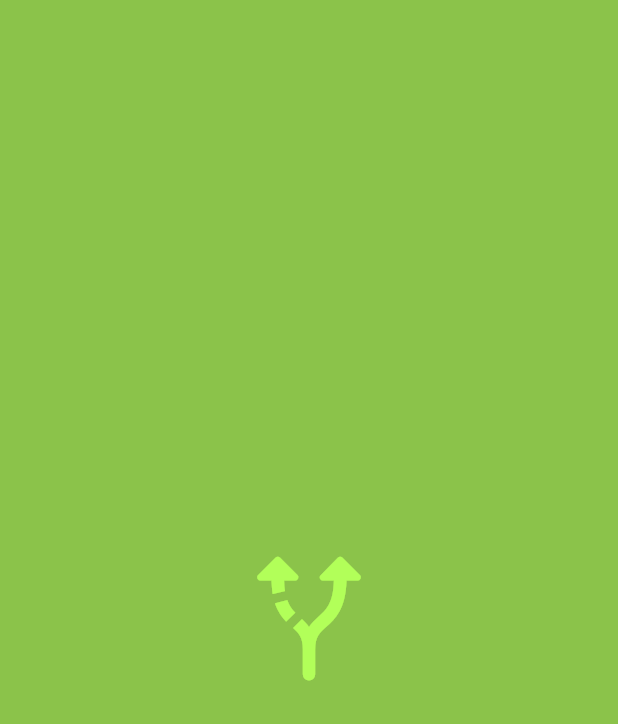
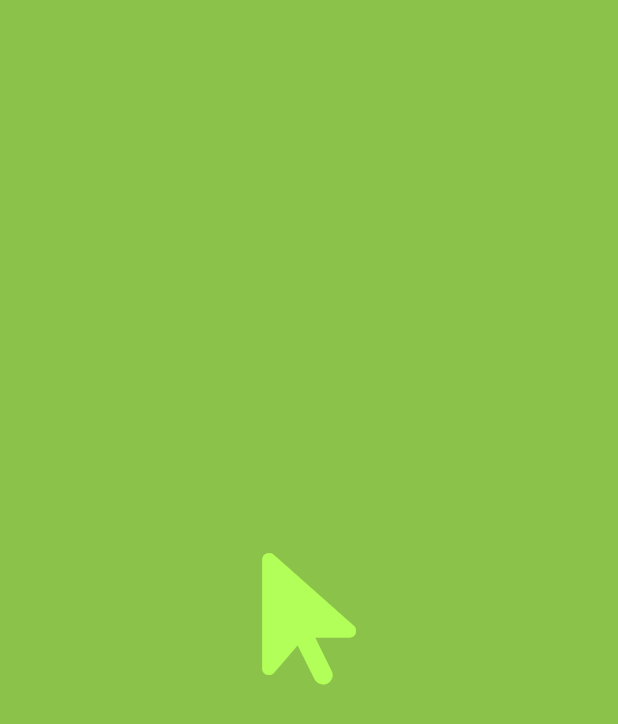
Before and after one commit to ankitojha07/daily_flutter_challenge, a Flutter app: the screen it shows after launch, on a phone screen of 412 x 824 dp. Shown: the top 724 px of the screen. Run offline on Flutter 3.47's test engine with Material 2 defaults, Android fonts, the phone set to English and light mode, and no system bars; our stand-ins replace font_awesome_flutter.

Commit message:
font awesome icons added

```diff
--- a/lib/Screens/Iconspage.dart
+++ b/lib/Screens/Iconspage.dart
@@ -1,4 +1,5 @@
 import 'package:flutter/material.dart';
+import 'package:font_awesome_flutter/font_awesome_flutter.dart';
 
 class Iconpage extends StatelessWidget {
   const Iconpage({Key? key}) : super(key: key);
@@ -8,16 +9,29 @@ class Iconpage extends StatelessWidget {
     return Scaffold(
       backgroundColor: Colors.lightGreen,
       body: Center(
-          child: IconButton(
-            icon: Icon(
-                  Icons.alt_route_rounded,
-                ),
-                onPressed: (){},
+        // this is font awesome icons --------------------------
+        child : IconButton(
+            icon: Icon(FontAwesomeIcons.arrowPointer),
+            onPressed: (){},
                 iconSize: 100,
                 color: Colors.lightGreenAccent,
                 splashColor: Colors.white,
                 highlightColor: Colors.red,
-          )),
+          )
+      )
+
+// this is material icon -------------------------
+          // child: IconButton(
+          //   icon: Icon(
+          //         Icons.alt_route_rounded,
+          //       ),
+          //       onPressed: (){},
+          //       iconSize: 100,
+          //       color: Colors.lightGreenAccent,
+          //       splashColor: Colors.white,
+          //       highlightColor: Colors.red,
+          // )),
+
     );
   }
 }
```
